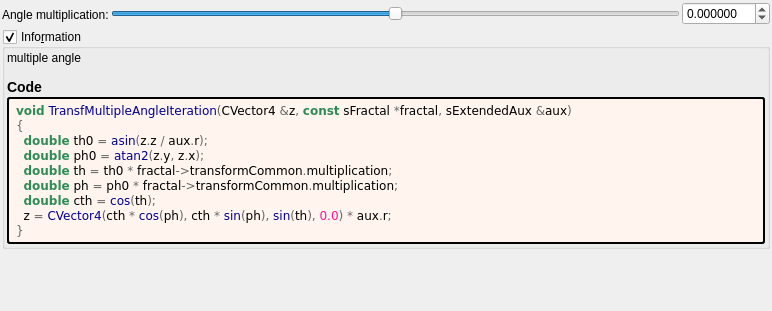
This is mandelbulber2/formula/ui/fractal_transf_multiple_angle.ui in buddhi1980/mandelbulber2 as Qt 5 draws it before an edit. The edited form follows.
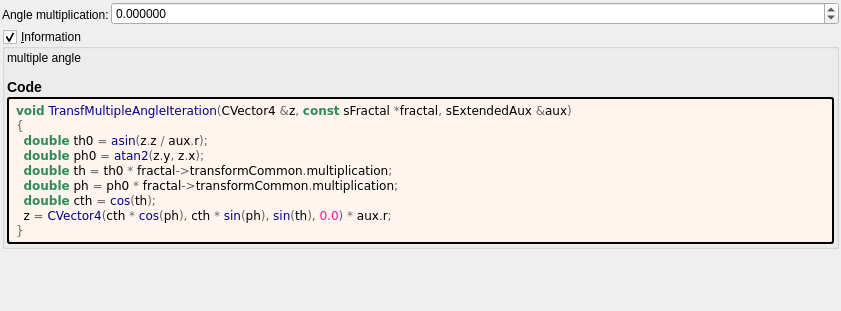
This is the edited form. Custom widgets are drawn as their Qt base class.

The edit to the form file:
```diff
--- a/mandelbulber2/formula/ui/fractal_transf_multiple_angle.ui
+++ b/mandelbulber2/formula/ui/fractal_transf_multiple_angle.ui
@@ -6,7 +6,7 @@
    <rect>
     <x>0</x>
     <y>0</y>
-    <width>772</width>
+    <width>841</width>
     <height>311</height>
    </rect>
   </property>
@@ -30,11 +30,11 @@
     <number>2</number>
    </property>
    <item>
-    <layout class="QGridLayout" name="gridLayout">
+    <layout class="QGridLayout" name="gridLayout" columnstretch="0,1">
      <property name="spacing">
       <number>2</number>
      </property>
-     <item row="0" column="2">
+     <item row="0" column="1">
       <widget class="MyDoubleSpinBox" name="spinbox_transf_multiplication">
        <property name="sizePolicy">
         <sizepolicy hsizetype="Minimum" vsizetype="Maximum">
@@ -62,31 +62,6 @@
        </property>
       </widget>
      </item>
-     <item row="0" column="1">
-      <widget class="QSlider" name="slider_transf_multiplication">
-       <property name="sizePolicy">
-        <sizepolicy hsizetype="Expanding" vsizetype="Maximum">
-         <horstretch>0</horstretch>
-         <verstretch>0</verstretch>
-        </sizepolicy>
-       </property>
-       <property name="minimum">
-        <number>-10000000</number>
-       </property>
-       <property name="maximum">
-        <number>10000000</number>
-       </property>
-       <property name="value">
-        <number>0</number>
-       </property>
-       <property name="sliderPosition">
-        <number>0</number>
-       </property>
-       <property name="orientation">
-        <enum>Qt::Horizontal</enum>
-       </property>
-      </widget>
-     </item>
      <item row="0" column="0" rowspan="2">
       <widget class="QLabel" name="label_108">
        <property name="text">
@@ -99,7 +74,7 @@
    <item>
     <widget class="MyGroupBox" name="groupCheck_info">
      <property name="title">
-      <string>Info&amp;rmation</string>
+      <string>&amp;Information</string>
      </property>
      <property name="flat">
       <bool>false</bool>
@@ -190,17 +165,17 @@
   </layout>
  </widget>
  <customwidgets>
-  <customwidget>
-   <class>MyDoubleSpinBox</class>
-   <extends>QDoubleSpinBox</extends>
-   <header>my_double_spin_box.h</header>
-  </customwidget>
   <customwidget>
    <class>MyGroupBox</class>
    <extends>QGroupBox</extends>
    <header>my_group_box.h</header>
    <container>1</container>
   </customwidget>
+  <customwidget>
+   <class>MyDoubleSpinBox</class>
+   <extends>QDoubleSpinBox</extends>
+   <header>my_double_spin_box.h</header>
+  </customwidget>
  </customwidgets>
  <tabstops>
   <tabstop>slider_transf_multiplication</tabstop>
```
Left out of the diff: 3 changed lines with no effect on the pictures.
